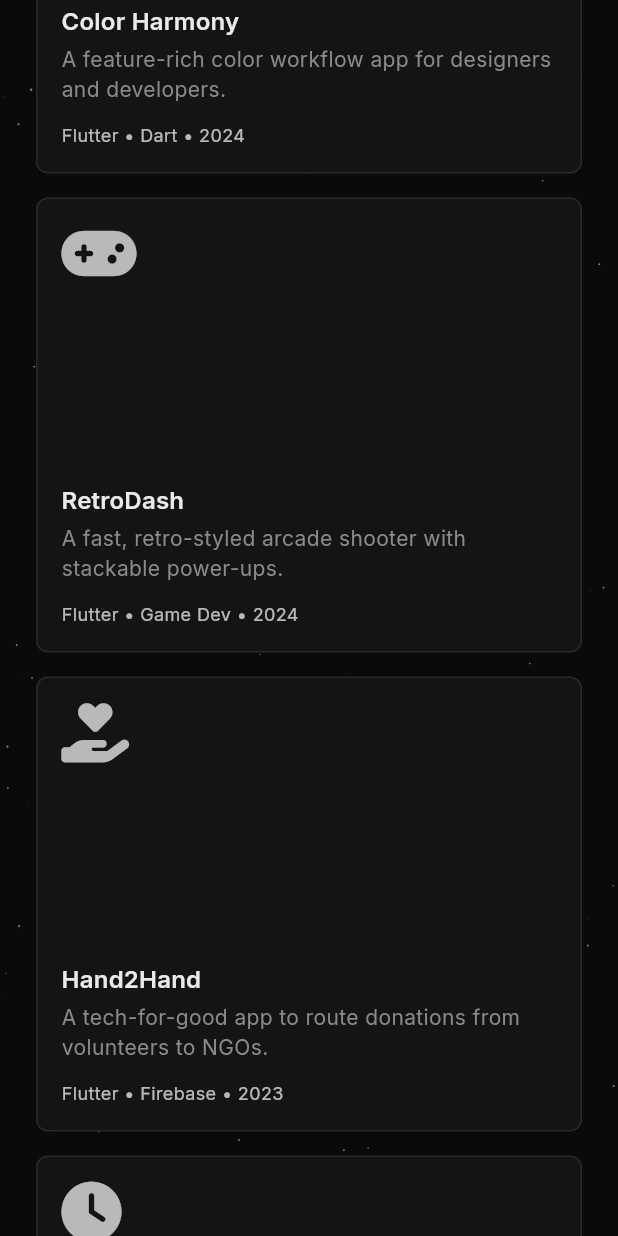
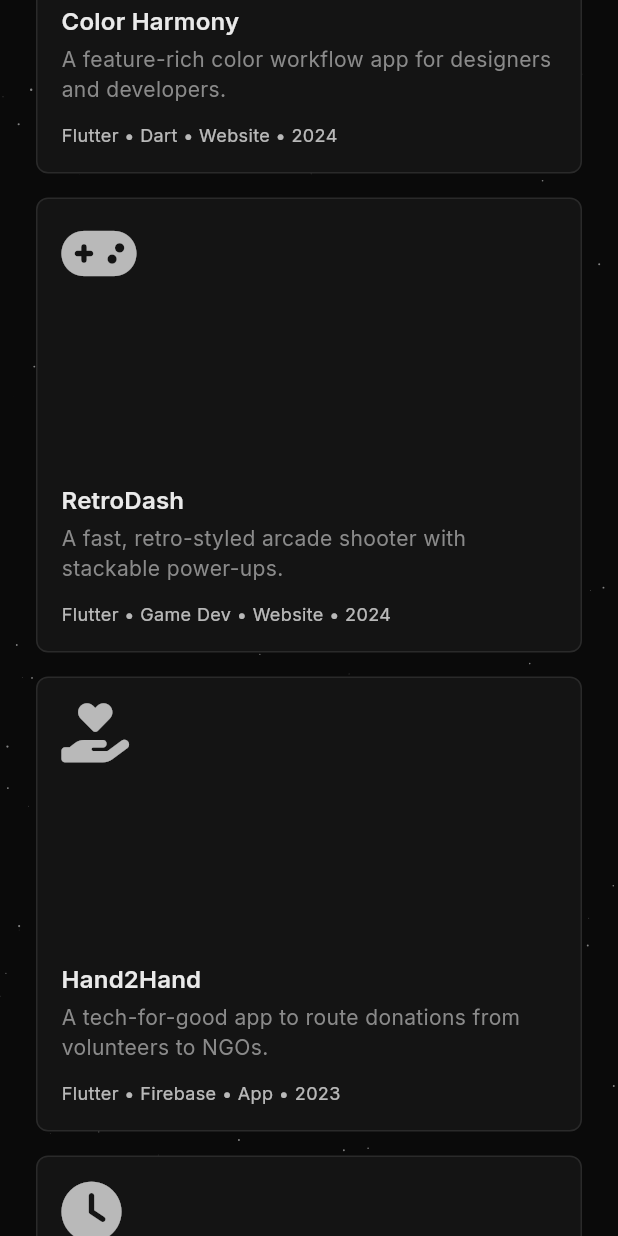
Before and after one commit to akshat2474/Portfolio, a Flutter app: the screen it shows after launch, scrolled down 1152 dp, on a phone screen of 412 x 824 dp. Run offline on Flutter 3.47's test engine with Material 3 defaults, Android fonts, the phone set to English and light mode, and no system bars; our stand-ins replace flutter_svg, font_awesome_flutter, google_fonts.

Commit message:
added distinction b/w apps and website

```diff
--- a/lib/portfolio_page.dart
+++ b/lib/portfolio_page.dart
@@ -64,7 +64,7 @@ class _PortfolioPageState extends State<PortfolioPage> {
       description: 'A vision and analytics system for environmental analysis.',
       icon: FontAwesomeIcons.leaf,
       year: 2023,
-      tags: ['Flutter', 'Python'],
+      tags: ['Flutter', 'Python', 'Website'],
       coreFeatures: ['API for programmatic analysis', 'Before/After satellite imagery comparison', 'Detailed reports on detected changes'],
       techStack: 'Flutter, Python, Google Earth Engine, ML/CV Models, Static Site Generation',
       implementationDetails: 'API documentation site built with a focus on clear code examples. Structured report generation.',
@@ -76,7 +76,7 @@ class _PortfolioPageState extends State<PortfolioPage> {
       description: 'A feature-rich color workflow app for designers and developers.',
       icon: FontAwesomeIcons.palette,
       year: 2024,
-      tags: ['Flutter', 'Dart'],
+      tags: ['Flutter', 'Dart', 'Website'],
       coreFeatures: ['6+ harmony algorithms', 'WCAG AA/AAA contrast checker', 'Drawing Pad', 'Image color extraction'],
       techStack: 'Flutter, Dart, palette_generator, flutter_colorpicker, shared_preferences, image_picker',
       implementationDetails: 'Clean separation of services and widgets. Accessibility checks abstracted into a dedicated service.',
@@ -88,7 +88,7 @@ class _PortfolioPageState extends State<PortfolioPage> {
       description: 'A fast, retro-styled arcade shooter with stackable power-ups.',
       icon: FontAwesomeIcons.gamepad,
       year: 2024,
-      tags: ['Flutter', 'Game Dev'],
+      tags: ['Flutter', 'Game Dev', 'Website'],
       coreFeatures: ['Dual modes: Auto-fire and Manual', 'Stackable power-ups', 'Deterministic boss fights', 'Local leaderboard'],
       techStack: 'Flutter (desktop, mobile, web) with custom game loop and state management',
       implementationDetails: 'Clear widget modularization. Predictable progression curve via deterministic score thresholds.',
@@ -100,7 +100,7 @@ class _PortfolioPageState extends State<PortfolioPage> {
       description: 'A tech-for-good app to route donations from volunteers to NGOs.',
       icon: FontAwesomeIcons.handHoldingHeart,
       year: 2023,
-      tags: ['Flutter', 'Firebase'],
+      tags: ['Flutter', 'Firebase', 'App'],
       coreFeatures: ['Geo-based notifications', 'Fallback logic to next nearest NGO', 'In-app notification inbox'],
       techStack: 'Flutter, Firebase (Auth, Firestore, Performance), flutter_map, Provider, GoRouter, Gemini API',
       implementationDetails: 'Fallback logic encapsulated in a custom widget. Simple but explicit Firestore collections.',
@@ -112,7 +112,7 @@ class _PortfolioPageState extends State<PortfolioPage> {
       description: 'A smart attendance tracker and timetable for students.',
       icon: FontAwesomeIcons.solidClock,
       year: 2022,
-      tags: ['Flutter', 'Productivity'],
+      tags: ['Flutter', 'Productivity', 'App'],
       coreFeatures: ['Calendar-based marking (Present, Absent, etc.)', 'Per-subject stats (how many classes you can skip)', '“What-if” calculator for planning', 'Charts, history, and CSV export.'],
       techStack: 'Flutter, Provider, shared_preferences, flutter_local_notifications, table_calendar, fl_chart, csv',
       implementationDetails: 'The “What-if calculator” provides excellent UX for students. Clean separation between data models (Subject, Timetable) and services (notifications, export).',
@@ -124,7 +124,7 @@ class _PortfolioPageState extends State<PortfolioPage> {
       description: 'A persistent fitness tracker with health scoring and analytics.',
       icon: FontAwesomeIcons.heartPulse,
       year: 2022,
-      tags: ['Flutter', 'Health'],
+      tags: ['Flutter', 'Health', 'App'],
       coreFeatures: ['Persistent step count (survives app restarts)', 'Personalized calorie & distance tracking', 'Manual sleep logging with weekly charts', 'Achievement system for consistency and milestones.'],
       techStack: 'Flutter, shared_preferences, fl_chart, Android NDK for desugaring',
       implementationDetails: 'Separate services per domain (fitness, sleep, health score), which keeps logic composable and testable. Explicit Android desugaring config to support modern libraries.',
```
